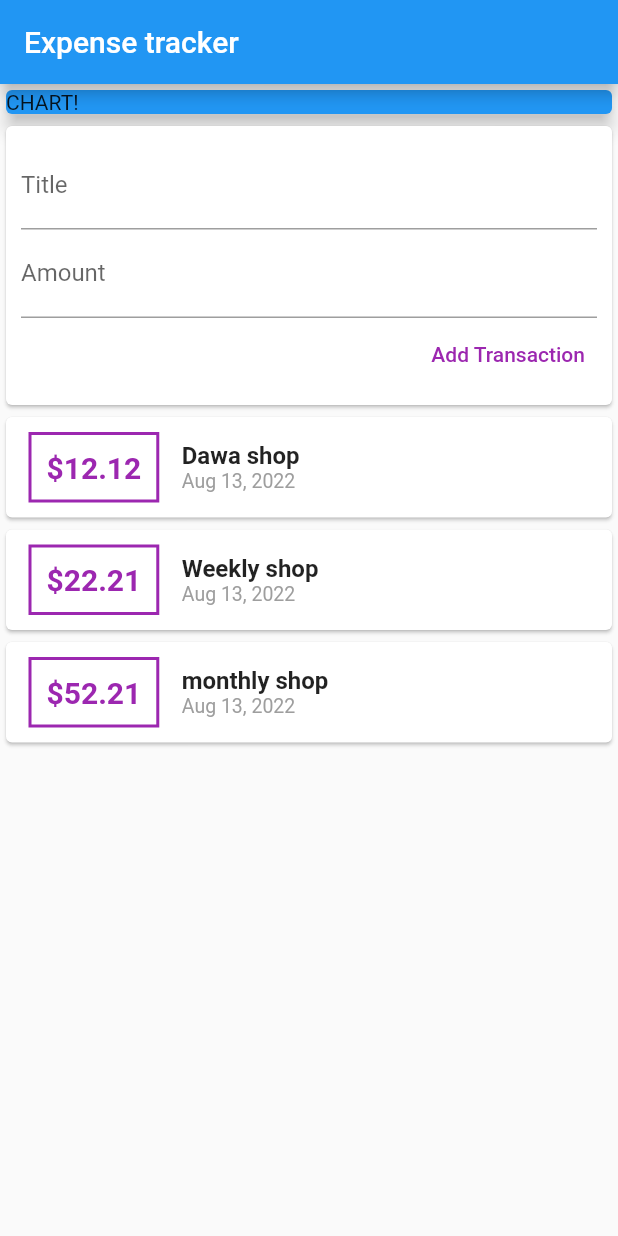
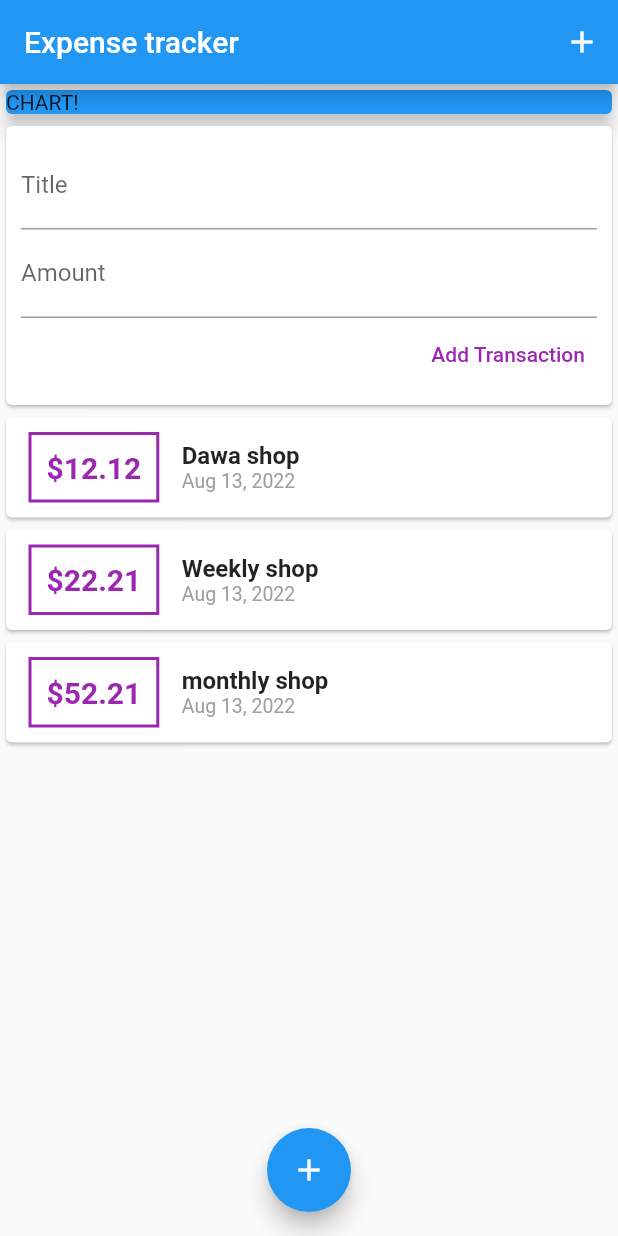
Before and after one commit to gyalche/flutter_expense_planner, a Flutter app: the screen it shows after launch, after a tap on "Add Transaction", on a phone screen of 412 x 824 dp. Run offline on Flutter 3.47's test engine with Material 2 defaults, Android fonts, the phone set to English and light mode, and no system bars.

Commit message:
working on icons and floatingactionbutton

```diff
--- a/lib/main.dart
+++ b/lib/main.dart
@@ -64,10 +64,19 @@ class _MyHomePageState extends State<MyHomePage> {
   @override
   Widget build(BuildContext context) {
 
-    return Scaffold(
+    return MaterialApp(
+      debugShowCheckedModeBanner: false,
+      home: Scaffold(
         appBar: AppBar(
 
           title: Text('Expense tracker'),
+          actions: [
+            IconButton(icon:Icon(Icons.add),
+              onPressed:(){
+
+              }
+            )
+          ],
         ),
         body: SingleChildScrollView(
           child: Column(
@@ -85,8 +94,14 @@ class _MyHomePageState extends State<MyHomePage> {
                 UserTransactions()
               ]
             ),
-      )
+        ),
+        floatingActionButton: FloatingActionButton(
+          child:Icon(Icons.add),
+          onPressed: () {}
+        ),
+        floatingActionButtonLocation: FloatingActionButtonLocation.centerFloat,
         // This trailing comma makes auto-formatting nicer for build methods.
+      ),
     );
   }
 }
--- a/lib/widgets/new_transaction.dart
+++ b/lib/widgets/new_transaction.dart
@@ -9,7 +9,20 @@ class NewTransaction extends StatelessWidget {
   final titleController= TextEditingController();
   final amountController=TextEditingController();
 
+
   final Function addTx;
+
+   void submitData() {
+    final enteredTitle=titleController.text;
+    final enteredAmount=double.parse(amountController.text);
+
+    if(enteredTitle.isEmpty || enteredAmount<=0) {
+      return;
+    }
+    addTx(
+      enteredTitle, enteredAmount
+    );
+  }
   NewTransaction(this.addTx);
   @override
   Widget build(BuildContext context) {
@@ -21,29 +34,22 @@ class NewTransaction extends StatelessWidget {
                    crossAxisAlignment: CrossAxisAlignment.end,
                    children: [
                      TextField(
-                      decoration:InputDecoration(
-                        labelText:'Title'),
+                      decoration:InputDecoration(labelText:'Title'),
                         controller:titleController,
-                        // onChanged:(val){
-                        //   titleInput=val;
-                        // }
+                        onSubmitted:(_)=>submitData(),
                       ),
 
                      TextField(
                        decoration:InputDecoration(
-                         labelText:"Amount",
+                         labelText:"Amount",),
+                       controller:amountController,
+                       keyboardType:TextInputType.number,
+                       onSubmitted:(_) =>submitData(),
 
-                       ),
-                       controller:amountController,
-                      //  onChanged:(val){
-                      //    amountInput=val;
-                      //  }
                      ),
 
                      TextButton(
-                       onPressed: (() => {
-                         addTx(titleController.text,double.parse(amountController.text) )
-                       }),
+                       onPressed: submitData,
                         child: Text("Add Transaction", style:TextStyle(
                           color:Colors.purple
                         )),
--- a/lib/widgets/transactionList.dart
+++ b/lib/widgets/transactionList.dart
@@ -16,9 +16,8 @@ class TransactionList extends StatelessWidget {
   Widget build(BuildContext context) {
     return
             Container(
-              height:300,
-              child: SingleChildScrollView(
-                child: Column(
+              height:440,
+                child: ListView(
                      children:transactions.map((tx){
                        return Card(
                         //  elevation:3,
@@ -30,7 +29,7 @@ class TransactionList extends StatelessWidget {
                                margin: EdgeInsets.symmetric(vertical:10, horizontal:15),
                                decoration:BoxDecoration(border: Border.all(color:Colors.purple, width:2)),
                                child:Text(
-                                  '\$' +tx.amount.toString(),
+                                  '\$' +tx.amount.toStringAsFixed(2),
                                   style:TextStyle(
                                   fontWeight:FontWeight.bold,
                                   fontSize:20,
@@ -56,7 +55,7 @@ class TransactionList extends StatelessWidget {
                        );
                      }).toList(),
                    ),
-              ),
+
             );
   }
 }
```
Lines whose indentation alone changed are shown as unchanged.
